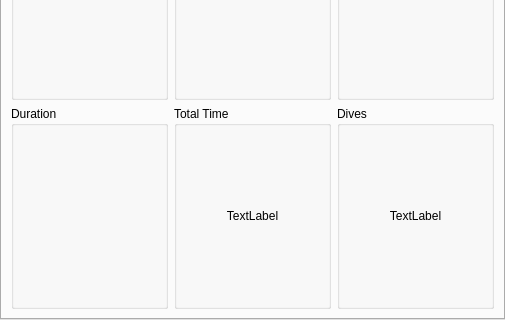
This is qt-ui/maintab.ui in subsurface/subsurface as Qt 5 draws it before an edit; both pictures show x 0 to 505 and y 139 to 459 of the 505 by 459 pixel window. The edited form follows.
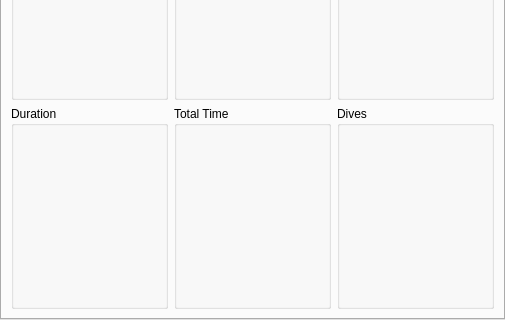
This is the edited form. The open tabs and pages were chosen to show the change. Custom widgets are drawn as their Qt base class.

Commit message:
Show empty labels in the Stats tab
Remove a couple of TextLabel text entries from maintab.ui
which can be seen right after program start and if no dives
are present.

```diff
--- a/qt-ui/maintab.ui
+++ b/qt-ui/maintab.ui
@@ -551,7 +551,7 @@
        <item>
         <widget class="QLabel" name="totalTimeAllText">
          <property name="text">
-          <string>TextLabel</string>
+          <string/>
          </property>
          <property name="alignment">
           <set>Qt::AlignCenter</set>
@@ -570,7 +570,7 @@
        <item>
         <widget class="QLabel" name="divesAllText">
          <property name="text">
-          <string>TextLabel</string>
+          <string/>
          </property>
          <property name="alignment">
           <set>Qt::AlignCenter</set>
```
